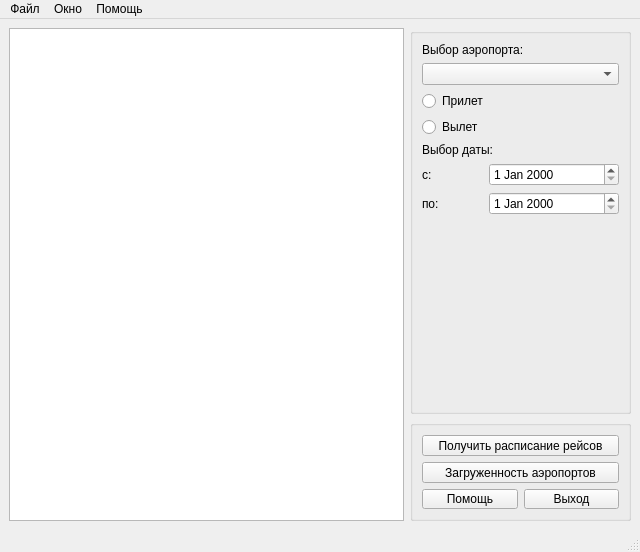
Qt form 8_Modul/Kursovoy/airport_manager/mainwindow.ui (svcool/origin) before a commit.
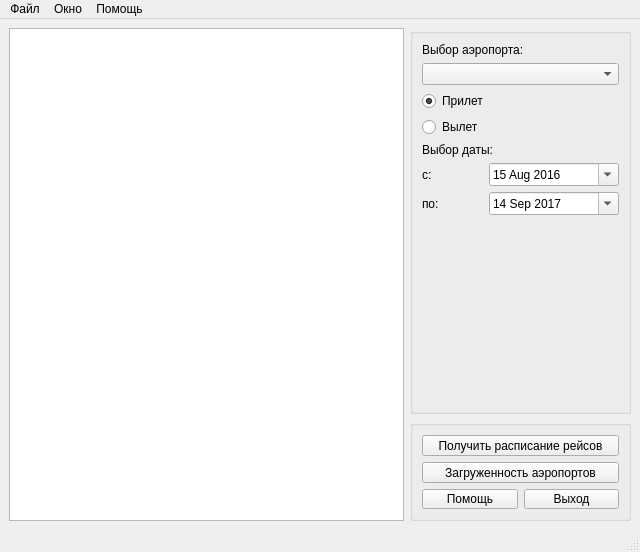
The same form after that commit.

What changed in the file:
```diff
--- a/8_Modul/Kursovoy/airport_manager/mainwindow.ui
+++ b/8_Modul/Kursovoy/airport_manager/mainwindow.ui
@@ -47,6 +47,9 @@
            <property name="text">
             <string>Прилет</string>
            </property>
+           <property name="checked">
+            <bool>true</bool>
+           </property>
           </widget>
          </item>
          <item row="1" column="0" colspan="2">
@@ -67,7 +70,79 @@
           </widget>
          </item>
          <item row="6" column="1">
-          <widget class="QDateEdit" name="dtfrom_dateEdit"/>
+          <widget class="QDateEdit" name="dtfrom_dateEdit">
+           <property name="dateTime">
+            <datetime>
+             <hour>10</hour>
+             <minute>55</minute>
+             <second>0</second>
+             <year>2016</year>
+             <month>8</month>
+             <day>15</day>
+            </datetime>
+           </property>
+           <property name="maximumDateTime">
+            <datetime>
+             <hour>0</hour>
+             <minute>0</minute>
+             <second>0</second>
+             <year>2017</year>
+             <month>9</month>
+             <day>13</day>
+            </datetime>
+           </property>
+           <property name="minimumDateTime">
+            <datetime>
+             <hour>10</hour>
+             <minute>55</minute>
+             <second>0</second>
+             <year>2016</year>
+             <month>8</month>
+             <day>15</day>
+            </datetime>
+           </property>
+           <property name="maximumDate">
+            <date>
+             <year>2017</year>
+             <month>9</month>
+             <day>13</day>
+            </date>
+           </property>
+           <property name="minimumDate">
+            <date>
+             <year>2016</year>
+             <month>8</month>
+             <day>15</day>
+            </date>
+           </property>
+           <property name="maximumTime">
+            <time>
+             <hour>0</hour>
+             <minute>0</minute>
+             <second>0</second>
+            </time>
+           </property>
+           <property name="minimumTime">
+            <time>
+             <hour>10</hour>
+             <minute>55</minute>
+             <second>0</second>
+            </time>
+           </property>
+           <property name="calendarPopup">
+            <bool>true</bool>
+           </property>
+           <property name="currentSectionIndex">
+            <number>0</number>
+           </property>
+           <property name="date">
+            <date>
+             <year>2016</year>
+             <month>8</month>
+             <day>15</day>
+            </date>
+           </property>
+          </widget>
          </item>
          <item row="8" column="1">
           <spacer name="verticalSpacer">
@@ -102,7 +177,69 @@
           </widget>
          </item>
          <item row="7" column="1">
-          <widget class="QDateEdit" name="dtby_dateEdit"/>
+          <widget class="QDateEdit" name="dtby_dateEdit">
+           <property name="dateTime">
+            <datetime>
+             <hour>0</hour>
+             <minute>0</minute>
+             <second>0</second>
+             <year>2017</year>
+             <month>9</month>
+             <day>14</day>
+            </datetime>
+           </property>
+           <property name="maximumDateTime">
+            <datetime>
+             <hour>0</hour>
+             <minute>0</minute>
+             <second>0</second>
+             <year>2017</year>
+             <month>9</month>
+             <day>14</day>
+            </datetime>
+           </property>
+           <property name="minimumDateTime">
+            <datetime>
+             <hour>0</hour>
+             <minute>0</minute>
+             <second>0</second>
+             <year>2016</year>
+             <month>9</month>
+             <day>15</day>
+            </datetime>
+           </property>
+           <property name="maximumDate">
+            <date>
+             <year>2017</year>
+             <month>9</month>
+             <day>14</day>
+            </date>
+           </property>
+           <property name="minimumDate">
+            <date>
+             <year>2016</year>
+             <month>9</month>
+             <day>15</day>
+            </date>
+           </property>
+           <property name="maximumTime">
+            <time>
+             <hour>0</hour>
+             <minute>0</minute>
+             <second>0</second>
+            </time>
+           </property>
+           <property name="calendarPopup">
+            <bool>true</bool>
+           </property>
+           <property name="date">
+            <date>
+             <year>2017</year>
+             <month>9</month>
+             <day>14</day>
+            </date>
+           </property>
+          </widget>
          </item>
          <item row="7" column="0">
           <widget class="QLabel" name="label_4">
```
